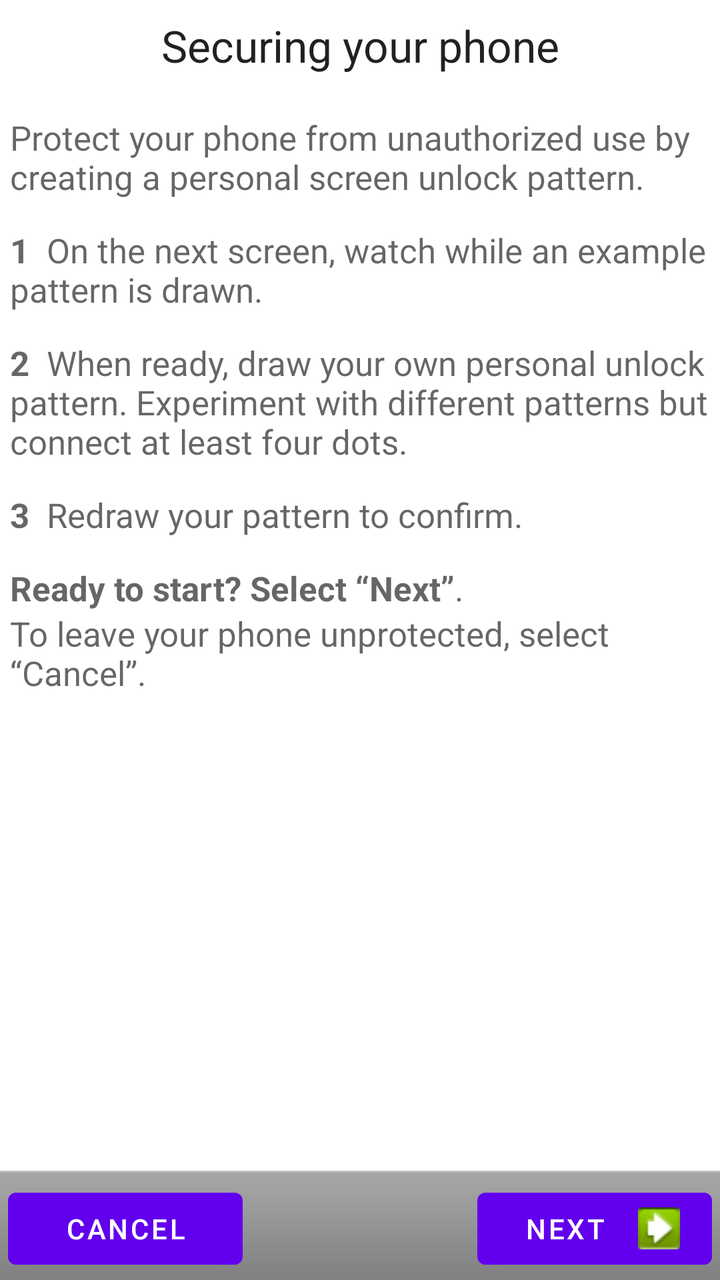
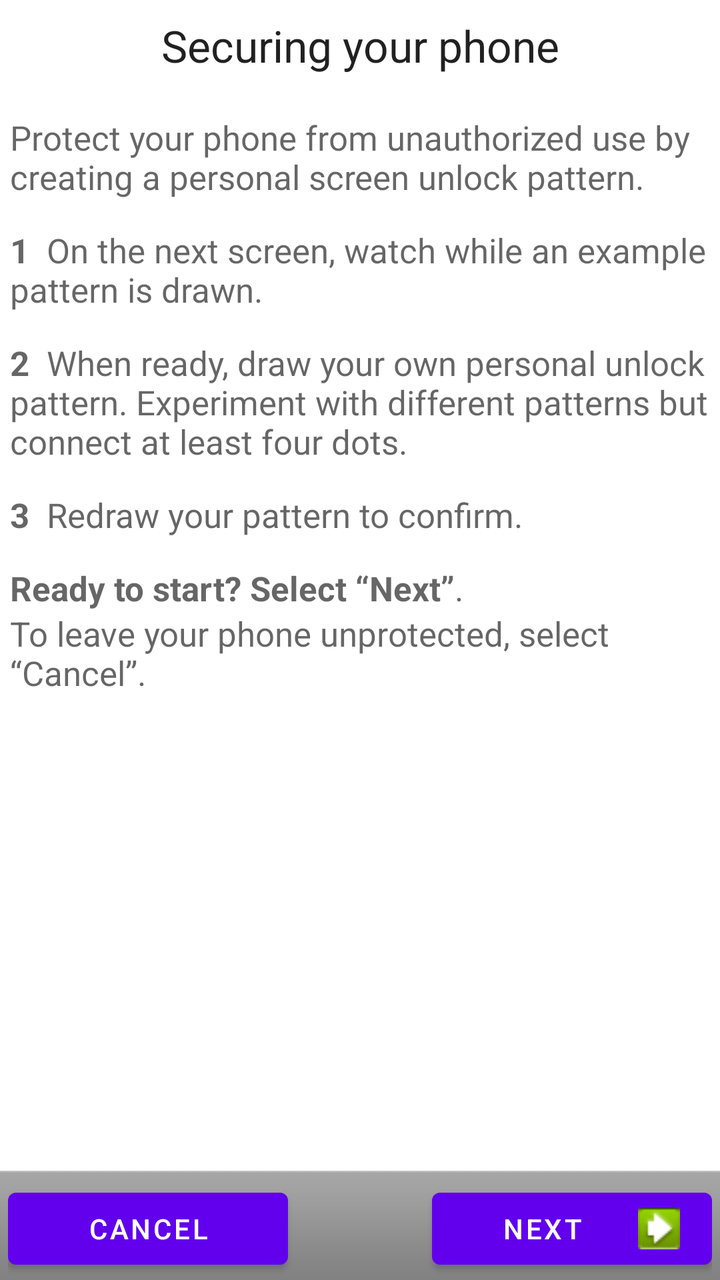

Before-and-after screenshots of an Android layout around one commit, followed by the original layout XML and the change that was made.
<!-- AndroidManifest.xml: fallback theme Theme.MaterialComponents.DayNight.NoActionBar -->
<!-- res/layout/choose_lock_pattern_tutorial.xml -->
<?xml version="1.0" encoding="utf-8"?>
<LinearLayout xmlns:android="http://schemas.android.com/apk/res/android"
    android:orientation="vertical"
    android:layout_height="fill_parent"
    android:layout_width="fill_parent">
    
    <ScrollView 
        android:layout_width="fill_parent"
        android:layout_height="0dip"
        android:layout_weight="1">
        
        <LinearLayout
            android:layout_width="fill_parent"
            android:layout_height="wrap_content"
            android:orientation="vertical"
            android:padding="5dip">
            
            <TextView
                android:layout_width="fill_parent"
                android:layout_height="wrap_content"
                android:gravity="center_horizontal"
                android:text="@string/lock_title"
                android:paddingBottom="10dip"
                android:layout_marginTop="3dip"
                style="?android:attr/textAppearanceLarge"
            />
        
            <TextView 
                android:layout_width="fill_parent"
                android:layout_height="wrap_content"
                android:textAppearance="?android:attr/textAppearanceMedium"
                android:layout_marginTop="10dip"
                android:text="@string/lock_intro_message"
            />
            
        </LinearLayout>
       
    </ScrollView>
    
    <LinearLayout style="@android:style/ButtonBar"
        android:orientation="horizontal"
        android:layout_width="fill_parent"
        android:layout_height="wrap_content">

        <Button android:id="@+id/skip_button"
            android:layout_height="wrap_content"
            android:layout_width="0dip"
            android:layout_weight="1"
            android:text="@string/skip_button_label"
        />
        
        <View
            android:visibility="invisible"
            android:layout_height="0dip"
            android:layout_width="0dip"
            android:layout_weight="1"
        />

        <Button android:id="@+id/next_button"
            android:layout_height="wrap_content"
            android:layout_width="0dip"
            android:layout_weight="1"
            android:drawableRight="@drawable/ic_btn_next"
            android:drawablePadding="3dip"
            android:text="@string/next_button_label"
        />
        
    </LinearLayout>
    
</LinearLayout >
<!-- resources referenced by this layout -->
<resources>
  <!-- drawable ic_btn_next: png bitmap (drawable, 779 bytes) -->
  <string name="lock_intro_message"><font size="17">Protect your phone from unauthorized use by creating a personal screen unlock pattern.
          \n<font height="17">\n</font><b>1</b>\u00A0 On the next screen, watch while an example pattern is drawn.
          \n<font height="17">\n</font><b>2</b>\u00A0 When ready, draw your own personal unlock pattern. Experiment with different patterns but connect at least four dots.
          \n<font height="17">\n</font><b>3</b>\u00A0 Redraw your pattern to confirm.
          \n<font height="17">\n</font><b>Ready to start? Select \u201CNext\u201D</b>.
          \n<font height="3">\n</font>To leave your phone unprotected, select \u201CCancel\u201D.</font>
      </string>
  <string name="lock_title">Securing your phone</string>
  <string name="next_button_label">Next</string>
  <string name="skip_button_label">Cancel</string>
</resources>

<!-- the commit's change to res/layout/choose_lock_pattern_tutorial.xml (unified diff, before → after) -->
@@ -44,24 +44,26 @@
 
         <Button android:id="@+id/skip_button"
             android:layout_height="wrap_content"
-            android:layout_width="0dip"
-            android:layout_weight="1"
+            android:layout_width="140dip"
+            android:ellipsize="marquee"
+            android:singleLine="true"
             android:text="@string/skip_button_label"
         />
+        
         
         <View
             android:visibility="invisible"
             android:layout_height="0dip"
-            android:layout_width="0dip"
-            android:layout_weight="1"
-        />
-
+            android:layout_width="1dip"
+            android:layout_weight="1" />
+        
         <Button android:id="@+id/next_button"
             android:layout_height="wrap_content"
-            android:layout_width="0dip"
-            android:layout_weight="1"
+            android:layout_width="140dip"
             android:drawableRight="@drawable/ic_btn_next"
             android:drawablePadding="3dip"
+            android:ellipsize="marquee"
+            android:singleLine="true"
             android:text="@string/next_button_label"
         />
         
